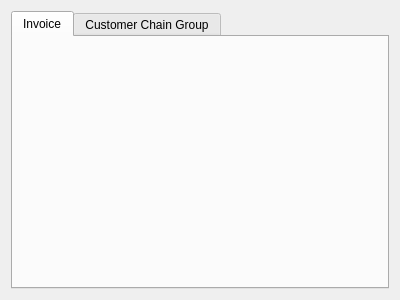
Above: inputwidgets/importscheduleinputwidget.ui from drewdemarest/AS400_EC2_API_CONFIG before the change. Below: the same form after it.
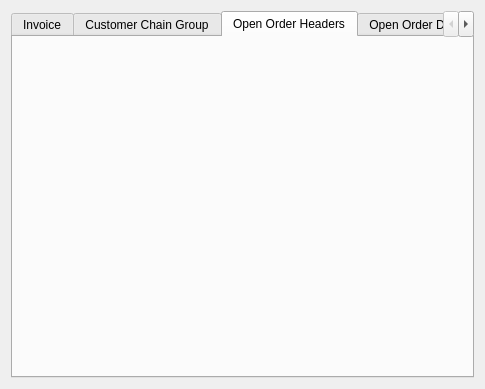
That is the form after the change. The open tabs and pages were chosen to show the change.

Diff of the .ui file:
```diff
--- a/inputwidgets/importscheduleinputwidget.ui
+++ b/inputwidgets/importscheduleinputwidget.ui
@@ -6,8 +6,8 @@
    <rect>
     <x>0</x>
     <y>0</y>
-    <width>400</width>
-    <height>300</height>
+    <width>485</width>
+    <height>389</height>
    </rect>
   </property>
   <property name="windowTitle">
@@ -19,6 +19,9 @@
      <property name="currentIndex">
       <number>0</number>
      </property>
+     <property name="tabBarAutoHide">
+      <bool>false</bool>
+     </property>
      <widget class="QWidget" name="invoiceSettingsTab">
       <attribute name="title">
        <string>Invoice</string>
@@ -39,6 +42,26 @@
        </item>
       </layout>
      </widget>
+     <widget class="QWidget" name="openOrderHeaderSettingsTab">
+      <attribute name="title">
+       <string>Open Order Headers</string>
+      </attribute>
+      <layout class="QGridLayout" name="gridLayout_6">
+       <item row="0" column="0">
+        <layout class="QGridLayout" name="openOrderHeaderSettingsGrid"/>
+       </item>
+      </layout>
+     </widget>
+     <widget class="QWidget" name="openOrderDetailSettingsTab">
+      <attribute name="title">
+       <string>Open Order Detail</string>
+      </attribute>
+      <layout class="QGridLayout" name="gridLayout_5">
+       <item row="0" column="0">
+        <layout class="QGridLayout" name="openOrderDetailSettingsGrid"/>
+       </item>
+      </layout>
+     </widget>
     </widget>
    </item>
   </layout>
```
